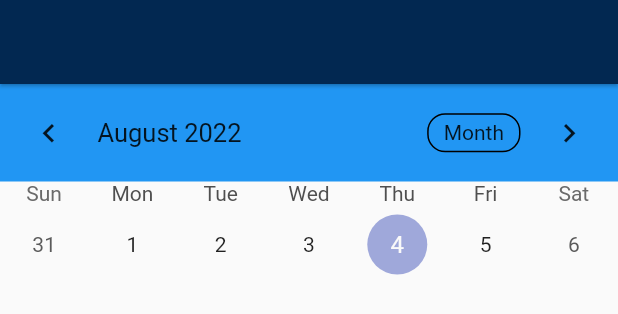
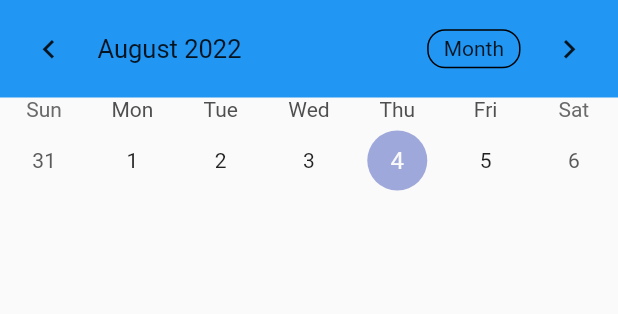
Before and after one commit to jorge-menjivar/aggie_athletics, a Flutter app: the Calendar widget shown alone on an empty page, opened directly with empty values, on a phone screen of 412 x 824 dp. Shown: the top 314 px of the screen. Run offline on Flutter 3.47's test engine with Material 2 defaults, Android fonts, the phone set to English and light mode, and no system bars; drawn by our look-alikes of table_calendar; our stand-ins replace bloc, cached_network_image, cloud_firestore, date_format, equatable, firebase_auth and 2 more; missing offline and left inert: bottom_bar; accounts and stored records are empty; generated files the repository leaves out were written again; statements that could not run were skipped.

Commit message:
Added initial calendar setup

```diff
--- a/lib/bottom_nav.dart
+++ b/lib/bottom_nav.dart
@@ -18,6 +18,9 @@ class BottomNavState extends State<BottomNav> {
   @override
   Widget build(BuildContext context) {
     return Scaffold(
+      appBar: AppBar(
+        title: const Text('Aggie Athletics'),
+      ),
       body: PageView(
         controller: _pageController,
         children: [
--- a/lib/pages/calendar.dart
+++ b/lib/pages/calendar.dart
@@ -76,11 +76,7 @@ class _CalendarState extends State<Calendar>
       return SplashScreen();
     }
 
-    return Scaffold(
-      appBar: AppBar(
-        title: const Text(''),
-      ),
-      body: Column(
+    return Column(
       children: [
         TableCalendar(
           firstDay: DateTime.utc(2010, 10, 16),
@@ -231,7 +227,6 @@ class _CalendarState extends State<Calendar>
           ),
         ),
       ],
-      ),
     );
   }
 }
```
Lines whose indentation alone changed are shown as unchanged.
